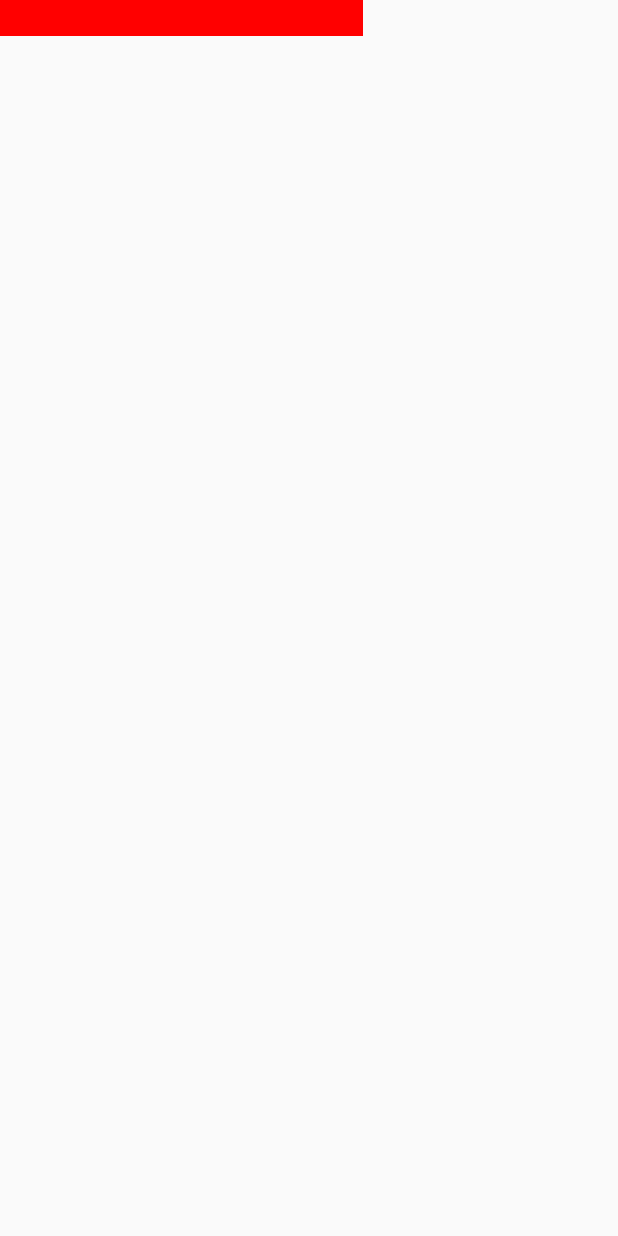
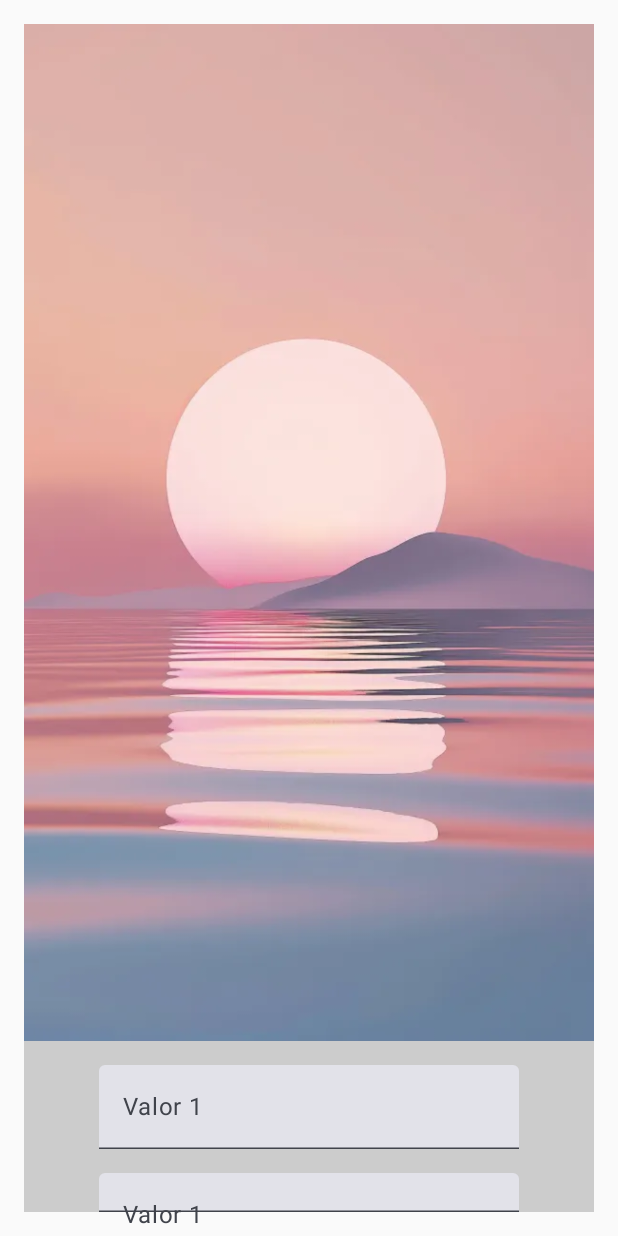
Before and after one commit to EduardoGMoreno/Practica1, an Android app built with Jetpack Compose: the screen it shows after launch (MainActivity), on a phone screen of 412 x 824 dp. Run offline under Robolectric (Android 15) with nearby library versions, the phone set to English and light mode, and no system bars.

Commit message:
Practica 1 18-Febrero-2025

```diff
--- a/app/src/main/AndroidManifest.xml
+++ b/app/src/main/AndroidManifest.xml
@@ -4,18 +4,21 @@
 
     <application
         android:allowBackup="true"
+
         android:dataExtractionRules="@xml/data_extraction_rules"
         android:fullBackupContent="@xml/backup_rules"
         android:icon="@mipmap/ic_launcher"
         android:label="@string/app_name"
         android:roundIcon="@mipmap/ic_launcher_round"
         android:supportsRtl="true"
+
         android:theme="@style/Theme.Ejemplo1B"
         tools:targetApi="31">
         <activity
             android:name=".MainActivity"
             android:exported="true"
             android:label="@string/app_name"
+
             android:theme="@style/Theme.Ejemplo1B">
             <intent-filter>
                 <action android:name="android.intent.action.MAIN" />
--- a/app/src/main/java/com/example/ejemplo1b/MainActivity.kt
+++ b/app/src/main/java/com/example/ejemplo1b/MainActivity.kt
@@ -4,17 +4,36 @@ import android.os.Bundle
 import androidx.activity.ComponentActivity
 import androidx.activity.compose.setContent
 import androidx.activity.enableEdgeToEdge
+import androidx.compose.foundation.Image
 import androidx.compose.foundation.background
+import androidx.compose.foundation.layout.Arrangement
+import androidx.compose.foundation.layout.Column
+import androidx.compose.foundation.layout.Spacer
 import androidx.compose.foundation.layout.fillMaxSize
+import androidx.compose.foundation.layout.fillMaxWidth
+import androidx.compose.foundation.layout.height
 import androidx.compose.foundation.layout.padding
+import androidx.compose.foundation.text.KeyboardOptions
+import androidx.compose.material3.Button
 import androidx.compose.material3.Scaffold
 import androidx.compose.material3.Text
+import androidx.compose.material3.TextField
 import androidx.compose.runtime.Composable
+import androidx.compose.runtime.getValue
+import androidx.compose.runtime.mutableStateOf
+import androidx.compose.runtime.remember
+import androidx.compose.runtime.setValue
+import androidx.compose.ui.Alignment
 import androidx.compose.ui.Modifier
 import androidx.compose.ui.graphics.Color
+import androidx.compose.ui.res.painterResource
 import androidx.compose.ui.text.font.FontWeight
+import androidx.compose.ui.text.input.KeyboardType
+import androidx.compose.ui.text.input.TextFieldValue
 import androidx.compose.ui.text.style.TextAlign
 import androidx.compose.ui.tooling.preview.Preview
+import androidx.compose.ui.unit.Dp
+import androidx.compose.ui.unit.dp
 import androidx.compose.ui.unit.sp
 import com.example.ejemplo1b.ui.theme.Ejemplo1BTheme
 
@@ -24,7 +43,7 @@ class MainActivity : ComponentActivity() {
         enableEdgeToEdge()
         setContent {
             Ejemplo1BTheme {
-                Content()
+                GreetingPreview()
             }
         }
     }
@@ -33,16 +52,66 @@ class MainActivity : ComponentActivity() {
 
 @Preview(showBackground = true)
 @Composable
-fun Content() {
-    Text(
-        text = "Hola JetpackComposable",
-        color= Color.Red,
-        fontWeight = FontWeight.Bold,
-        fontSize = 20.sp,
-        textAlign = TextAlign.Center,
+fun GreetingPreview() {
+    Column(
         modifier = Modifier
-            .padding()
-            .background(Color.Red)
+            .fillMaxSize()
+            .padding(16.dp)
+            .background(Color.LightGray),
+        verticalArrangement = Arrangement.Center,
+        horizontalAlignment = Alignment.CenterHorizontally
+    ) {
+        SimpleImage()
+        Spacer(modifier = Modifier.height(16.dp))
+        TextFieldWithInputType()
+        Spacer(modifier = Modifier.height(16.dp))
+        TextFieldWithInputType2()
+        Spacer(modifier = Modifier.height(16.dp))
+        SimpleButton()
+    }
+}
+
+@Composable
+fun SimpleImage() {
+    Image(
+        painter = painterResource(id = R.drawable.wpp),
+        contentDescription = "Andy Rubin",
+        modifier = Modifier.fillMaxWidth()
+    )
+}
+
+@Composable
+fun TextFieldWithInputType() {
+    var text by remember { mutableStateOf(TextFieldValue("")) }
+    TextField(
+        value = text,
+        label = { Text(text = "Valor 1") },
+        keyboardOptions = KeyboardOptions(keyboardType = KeyboardType.Number),
+        onValueChange = { it ->
+            text = it
+        }
 
     )
 }
+
+@Composable
+fun TextFieldWithInputType2() {
+    var text by remember { mutableStateOf(TextFieldValue("")) }
+    TextField(
+        value = text,
+        label = { Text(text = "Valor 1") },
+        keyboardOptions = KeyboardOptions(keyboardType = KeyboardType.Number),
+        onValueChange = { it ->
+            text = it
+        }
+    )
+}
+@Composable
+fun SimpleButton() {
+    Button(onClick = {
+        //your onclick code here
+    }
+        ) {
+        Text(text = "Calcular")
+    }
+}
```
Also changed, not shown: app/src/main/res/drawable/wpp.webp (added).
